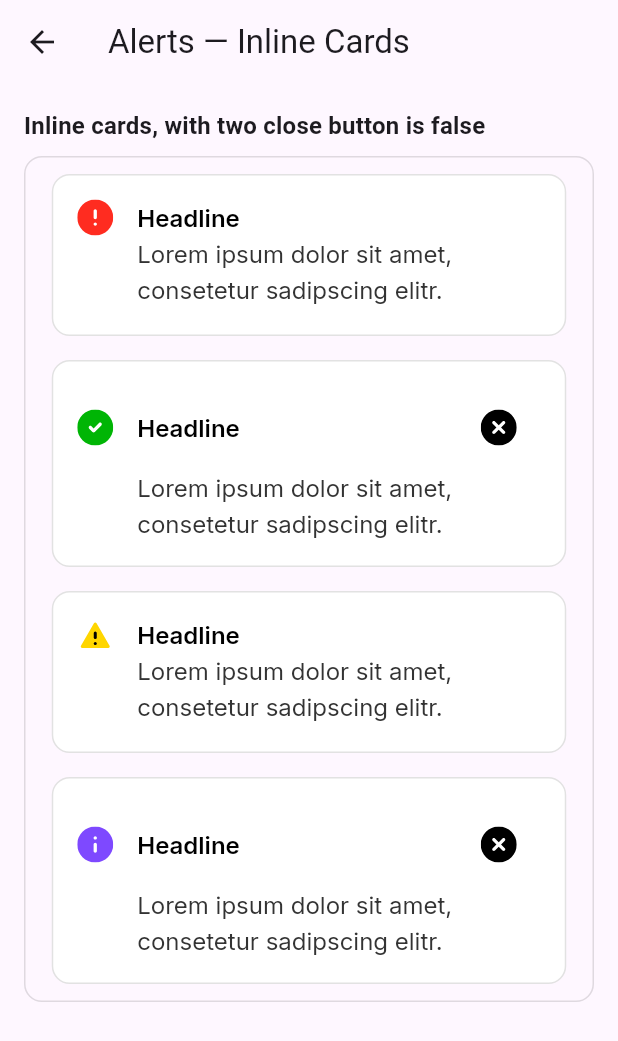
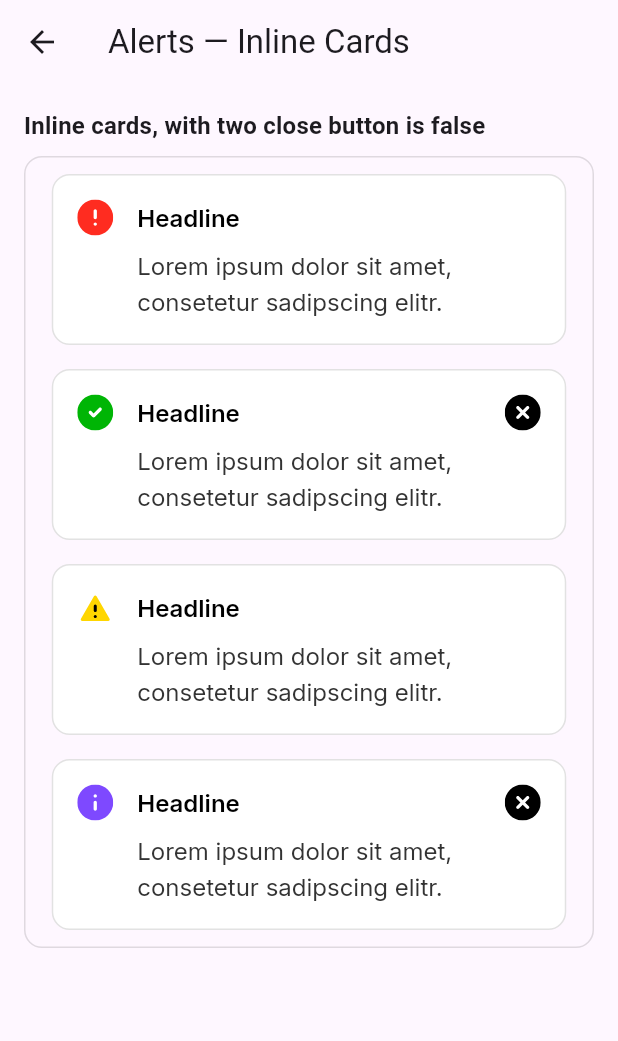
Before and after one commit to dynamiclayer/dynamiclayer-flutter, a Flutter app: the DemoAlertPage screen opened directly, on a phone screen of 412 x 824 dp. Shown: the top 1041 px of the screen. Run offline on Flutter 3.47's test engine with Material 3 defaults, Android fonts, the light colour scheme and no system bars; our stand-ins replace flutter_svg, google_fonts.

Commit message:
alert updated

```diff
--- a/lib/demo/DemoAlertPage.dart
+++ b/lib/demo/DemoAlertPage.dart
@@ -23,7 +23,7 @@ class DemoAlertPage extends StatelessWidget {
               children: [
                 DynamicLayers.alert(
                   type: DLAlertType.error,
-                  title: 'Headline',
+                  title: 'Headline ',
                   description: _lorem,
                   showClose: false,
                 ),
--- a/lib/src/components/alerts/dl_alert.dart
+++ b/lib/src/components/alerts/dl_alert.dart
@@ -85,7 +85,7 @@ class DLAlert extends StatelessWidget {
 
   // Inter defaults for your tokens (override if you pipe in DLTypos)
   TextStyle get _defaultTitle =>
-      (titleStyle ??
+      titleStyle ??
       const TextStyle(
         fontFamily: 'Inter',
         fontWeight: FontWeight.w600, // Semi Bold
@@ -93,10 +93,10 @@ class DLAlert extends StatelessWidget {
         height: 24 / 16, // font/line-height/3
         letterSpacing: 0.0, // font/letter-spacing/7
         color: DLColors.black,
-      ));
+      );
 
   TextStyle get _defaultDesc =>
-      (descriptionStyle ??
+      descriptionStyle ??
       const TextStyle(
         fontFamily: 'Inter',
         fontWeight: FontWeight.w400, // Regular
@@ -104,12 +104,10 @@ class DLAlert extends StatelessWidget {
         height: 24 / 16,
         letterSpacing: 0.0,
         color: DLColors.grey700,
-      ));
+      );
 
   @override
   Widget build(BuildContext context) {
-    final double leftIndent = badgeIconSize + iconTextGap;
-
     return Container(
       width: width,
       constraints: BoxConstraints(minHeight: height),
@@ -119,65 +117,57 @@ class DLAlert extends StatelessWidget {
         border: Border.all(color: borderColor, width: borderWidth),
         boxShadow: shadow,
       ),
-      child: Padding(
+      child: Stack(
+        children: [
+          if (_shouldShowClose)
+            Align(
+              alignment: Alignment.topRight,
+              child: _CloseButton(
+                size: _closeHitSize,
+                iconSize: closeIconSize,
+                onTap: onClose,
+              ),
+            ),
+          Padding(
             padding: EdgeInsets.symmetric(
               horizontal: horizontalPadding,
               vertical: verticalPadding,
             ),
-        child: Column(
-          mainAxisSize: MainAxisSize.min,
+            child: Row(
               crossAxisAlignment: CrossAxisAlignment.start,
               children: [
-            // ── Row 1: Icon + Headline + Close ────────────────────────────────
-            Row(
-              crossAxisAlignment: CrossAxisAlignment.center,
-              children: [
+                // Leading badge icon
                 SizedBox(
                   width: badgeIconSize,
                   height: badgeIconSize,
                   child: leading ?? _buildBadgeIcon(type, badgeIconSize),
                 ),
                 SizedBox(width: iconTextGap),
-                // Headline centered with icon
+
+                // Text wrapper (ONE column for headline + description)
                 Expanded(
-                  child: Text(
-                    title,
-                    style: _defaultTitle,
-                    maxLines: 1,
-                    overflow: TextOverflow.ellipsis,
+                  child: Padding(
+                    // keep text clear of the close hit area
+                    padding: EdgeInsets.only(
+                      right: _shouldShowClose ? _closeHitSize : 0,
                     ),
-                ),
-                if (_shouldShowClose) ...[
-                  SizedBox(width: iconTextGap),
-                  _CloseButton(
-                    size: _closeHitSize,
-                    iconSize: closeIconSize,
-                    onTap: onClose,
-                  ),
-                ],
+                    child: Column(
+                      mainAxisSize: MainAxisSize.min,
+                      crossAxisAlignment: CrossAxisAlignment.start,
+                      children: [
+                        // Headline – Inter, no ellipsis, always fully visible
+                        Text(title, style: _defaultTitle, softWrap: true),
+                        SizedBox(height: titleDescriptionGap),
+                        // Description – Inter body
+                        Text(description, style: _defaultDesc, softWrap: true),
                       ],
                     ),
-
-            // ── Row 2: Indented full message (no ellipsis) ────────────────────
-            Row(
-              crossAxisAlignment: CrossAxisAlignment.start,
-              children: [
-                // indent so message aligns with headline start
-                SizedBox(width: leftIndent),
-                // message wraps fully
-                Expanded(
-                  child: Text(
-                    description,
-                    style: _defaultDesc,
-                    softWrap: true,
-                    // no truncation:
-                    overflow: TextOverflow.visible,
                   ),
                 ),
               ],
             ),
+          ),
         ],
-        ),
       ),
     );
   }
@@ -216,7 +206,7 @@ class DLAlert extends StatelessWidget {
     }
   }
 
-  // ── Overlay helper (unchanged; still uses `close`)
+  // ── Overlay helper (unchanged; still uses `close`) ────────────────────────
   static OverlayEntry show(
     BuildContext context, {
     DLAlertType type = DLAlertType.error,
```
Lines whose indentation alone changed are shown as unchanged.
